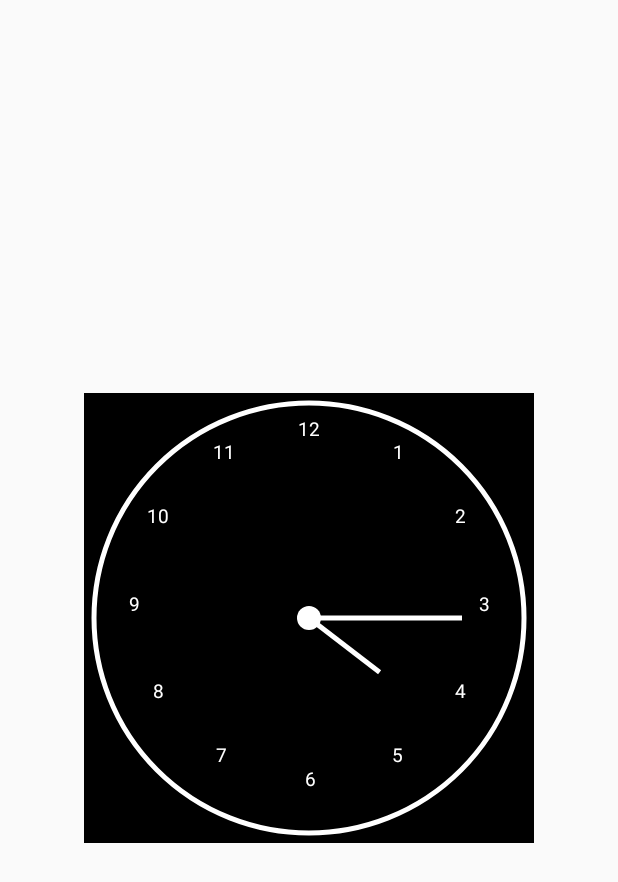
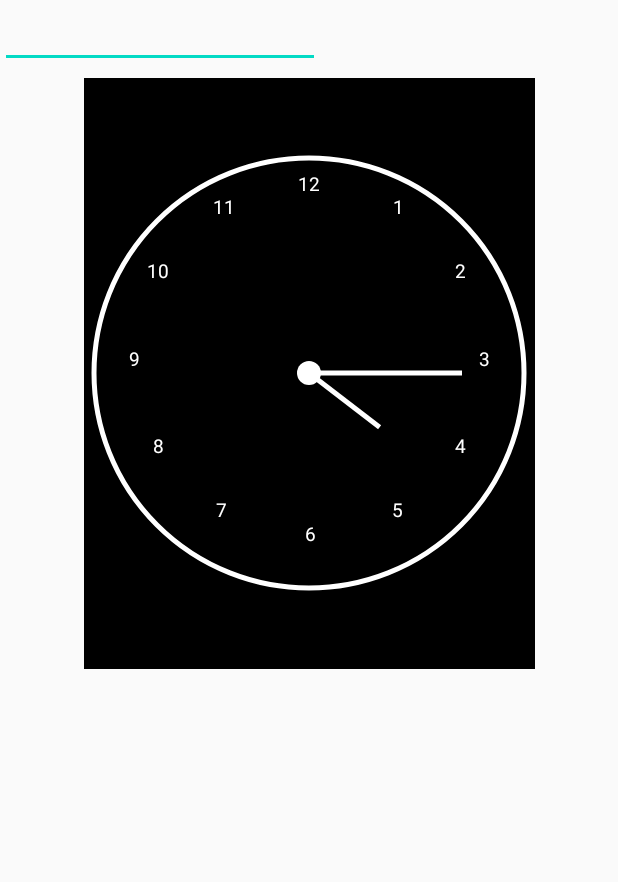
Before and after one commit to meghanabhat29/Kids-Education-App, an Android app: the TimeReading screen opened directly, with no data from a screen before it, on a phone screen of 412 x 824 dp. Shown: the top 882 px of the screen. Run offline under Robolectric (Android 15) with nearby library versions, the phone set to English and light mode, and no system bars.

Commit message:
Number Activity pages front end done

```diff
--- a/app/src/main/res/layout/activity_time_reading.xml
+++ b/app/src/main/res/layout/activity_time_reading.xml
@@ -10,7 +10,21 @@
         android:id="@+id/clock"
         android:layout_width="300dp"
         android:layout_height="300dp"
-        android:layout_centerInParent="true"
-        />
+        android:layout_alignParentStart="true"
+        android:layout_alignParentTop="true"
+        android:layout_alignParentEnd="true"
+        android:layout_alignParentBottom="true"
+        android:layout_marginStart="56dp"
+        android:layout_marginTop="52dp"
+        android:layout_marginEnd="55dp"
+        android:layout_marginBottom="378dp" />
+
+    <EditText
+        android:id="@+id/editText3"
+        android:layout_width="wrap_content"
+        android:layout_height="wrap_content"
+        android:ems="10"
+        android:inputType="time" />
+
 
 </RelativeLayout>
```
